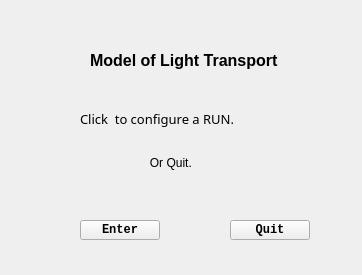
First picture: the form in start.ui, repository SimonCqk/Photon_Propagation_Simulation, before the edit.
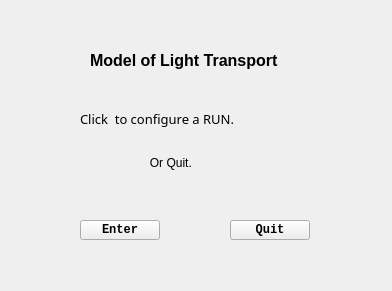
Second picture: the form after the edit.

Commit message: Welcome page determined.A little more on main window.

```diff
--- a/start.ui
+++ b/start.ui
@@ -6,10 +6,16 @@
    <rect>
     <x>0</x>
     <y>0</y>
-    <width>362</width>
-    <height>275</height>
+    <width>392</width>
+    <height>291</height>
    </rect>
   </property>
+  <property name="sizePolicy">
+   <sizepolicy hsizetype="Fixed" vsizetype="Fixed">
+    <horstretch>0</horstretch>
+    <verstretch>0</verstretch>
+   </sizepolicy>
+  </property>
   <property name="windowTitle">
    <string>Form</string>
   </property>
```
Left out of the diff: 30 changed lines with no effect on the pictures. The commit also changes 3 other files.
